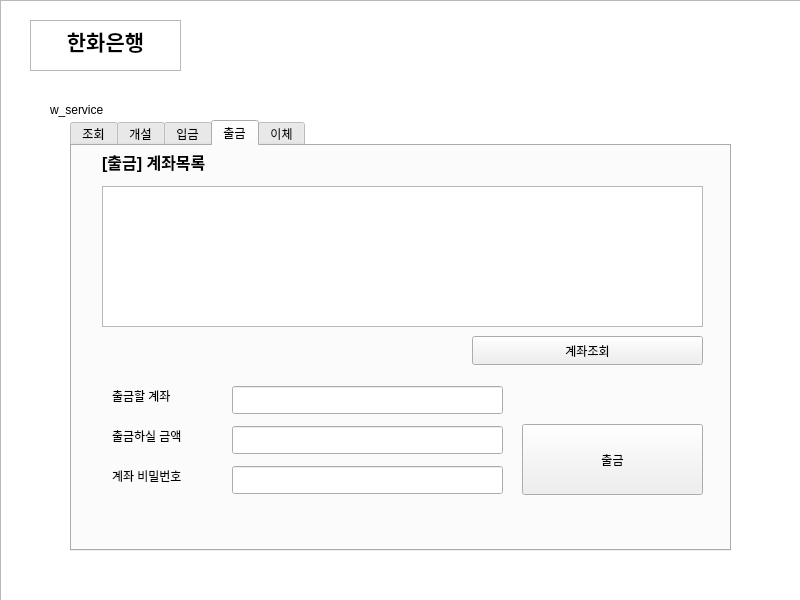
Qt form bank.ui (smleew/Qt_BankSystem) before a commit.
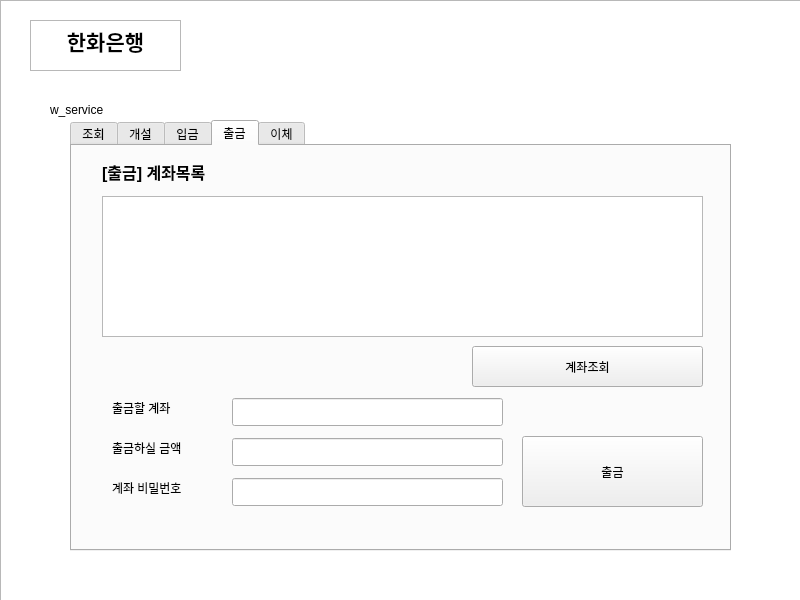
The same form after that commit. The open tabs and pages were chosen to show the change.

What changed in the file:
```diff
--- a/bank.ui
+++ b/bank.ui
@@ -563,7 +563,7 @@
        <property name="geometry">
         <rect>
          <x>40</x>
-         <y>280</y>
+         <y>292</y>
          <width>101</width>
          <height>20</height>
         </rect>
@@ -576,7 +576,7 @@
        <property name="geometry">
         <rect>
          <x>30</x>
-         <y>40</y>
+         <y>50</y>
          <width>601</width>
          <height>141</height>
         </rect>
@@ -586,7 +586,7 @@
        <property name="geometry">
         <rect>
          <x>30</x>
-         <y>0</y>
+         <y>10</y>
          <width>151</width>
          <height>31</height>
         </rect>
@@ -605,7 +605,7 @@
        <property name="geometry">
         <rect>
          <x>160</x>
-         <y>240</y>
+         <y>252</y>
          <width>271</width>
          <height>28</height>
         </rect>
@@ -618,9 +618,9 @@
        <property name="geometry">
         <rect>
          <x>400</x>
-         <y>190</y>
+         <y>200</y>
          <width>231</width>
-         <height>29</height>
+         <height>41</height>
         </rect>
        </property>
        <property name="text">
@@ -631,7 +631,7 @@
        <property name="geometry">
         <rect>
          <x>450</x>
-         <y>278</y>
+         <y>290</y>
          <width>181</width>
          <height>71</height>
         </rect>
@@ -644,7 +644,7 @@
        <property name="geometry">
         <rect>
          <x>40</x>
-         <y>240</y>
+         <y>252</y>
          <width>101</width>
          <height>20</height>
         </rect>
@@ -657,7 +657,7 @@
        <property name="geometry">
         <rect>
          <x>160</x>
-         <y>280</y>
+         <y>292</y>
          <width>271</width>
          <height>28</height>
         </rect>
@@ -670,7 +670,7 @@
        <property name="geometry">
         <rect>
          <x>40</x>
-         <y>320</y>
+         <y>332</y>
          <width>101</width>
          <height>20</height>
         </rect>
@@ -683,7 +683,7 @@
        <property name="geometry">
         <rect>
          <x>160</x>
-         <y>320</y>
+         <y>332</y>
          <width>271</width>
          <height>28</height>
         </rect>
```
Left out of the diff: 35 changed lines with no effect on the pictures.
